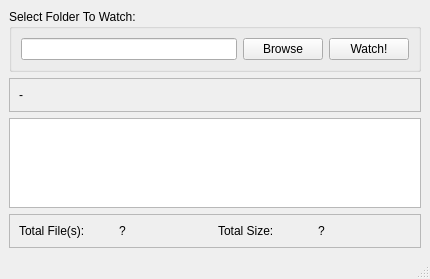
Above: MainWindow.ui from edgul/FileViewer before the change. Below: the same form after it.
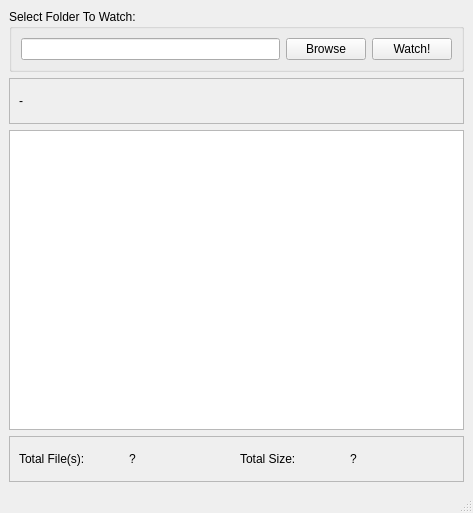
That is the form after the change.

What changed in the file:
```diff
--- a/MainWindow.ui
+++ b/MainWindow.ui
@@ -6,8 +6,8 @@
    <rect>
     <x>0</x>
     <y>0</y>
-    <width>430</width>
-    <height>279</height>
+    <width>473</width>
+    <height>513</height>
    </rect>
   </property>
   <property name="windowTitle">
@@ -61,7 +61,20 @@
      </widget>
     </item>
     <item>
-     <widget class="QTableView" name="tableview"/>
+     <widget class="QTableView" name="tableview">
+      <property name="sizePolicy">
+       <sizepolicy hsizetype="Expanding" vsizetype="Fixed">
+        <horstretch>0</horstretch>
+        <verstretch>0</verstretch>
+       </sizepolicy>
+      </property>
+      <property name="minimumSize">
+       <size>
+        <width>0</width>
+        <height>300</height>
+       </size>
+      </property>
+     </widget>
     </item>
     <item>
      <widget class="QFrame" name="frame_3">
```
Left out of the diff: 2 changed lines with no effect on the pictures.
